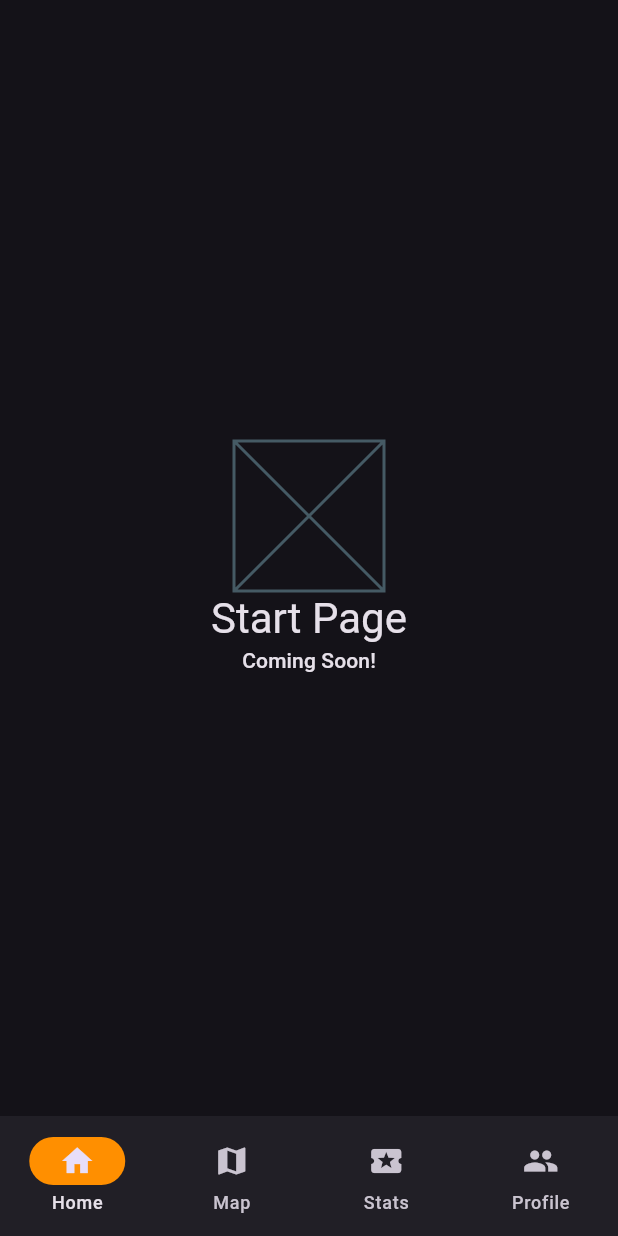
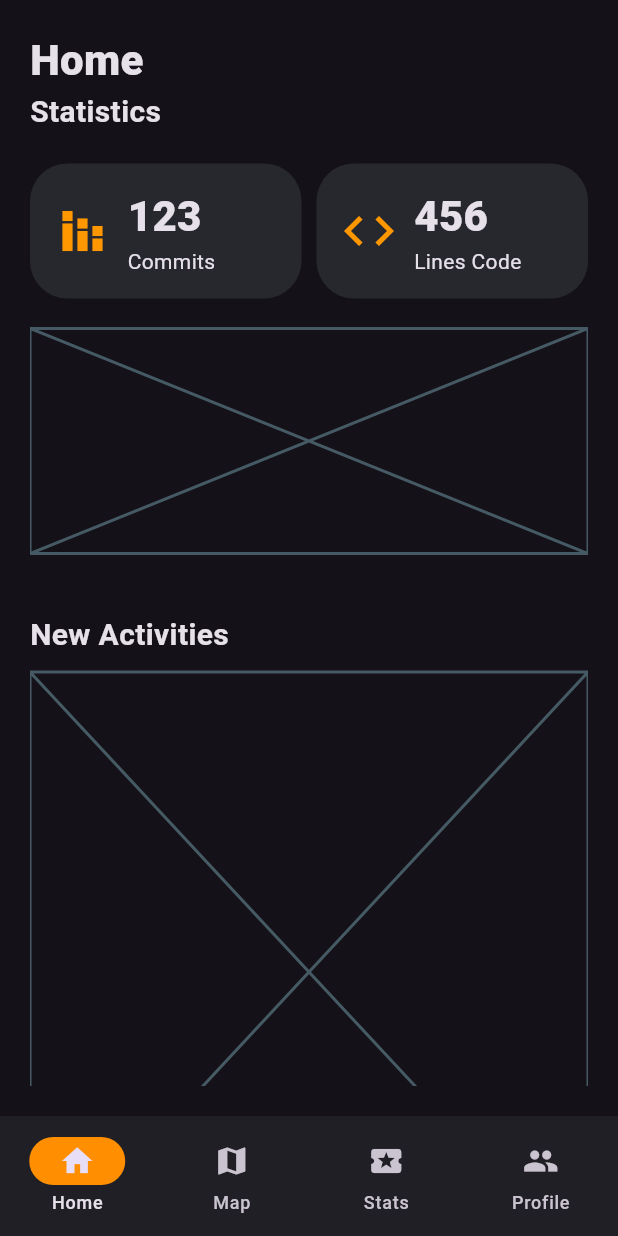
Before and after one commit to RaxoTheOne/mapz-batch2-app, a Flutter app: the screen it shows after launch, on a phone screen of 412 x 824 dp. Run offline on Flutter 3.47's test engine with Material 2 defaults, Android fonts, the phone set to English and light mode, and no system bars.

Commit message:
New styled startpage with temporary layout

```diff
--- a/lib/app.dart
+++ b/lib/app.dart
@@ -58,7 +58,7 @@ class _NavigationWrapperState extends State<NavigationWrapper> {
       ),
       body: SafeArea(
           child: <Widget>[
-        const StartPage(),
+        const StyledPage(),
         const MapPage(),
         const StatsPagewithlist(),
         const ProfilePage(),
@@ -172,3 +172,93 @@ class ProfilePage extends StatelessWidget {
     );
   }
 }
+
+// Neue Start Page mit Layout
+class StyledPage extends StatelessWidget {
+  const StyledPage({super.key});
+
+  @override
+  Widget build(BuildContext context) {
+    return Container(
+      padding: const EdgeInsets.all(20),
+      child: SingleChildScrollView(
+        child: Column(
+          crossAxisAlignment: CrossAxisAlignment.start,
+          children: [
+            const Text(
+              "Home",
+              style: TextStyle(
+                fontSize: 28,
+                fontWeight: FontWeight.w900,
+              ),
+            ),
+            const Text(
+              "Statistics",
+              style: TextStyle(
+                fontSize: 20,
+                fontWeight: FontWeight.bold,
+              ),
+            ),
+            const SizedBox(height: 20),
+            // Status Boxen
+            Row(
+              children: [
+                _statusBox("123", "Commits", Icons.stacked_bar_chart),
+                const SizedBox(width: 10),
+                _statusBox("456", "Lines Code", Icons.code),
+              ],
+            ),
+            const SizedBox(height: 20),
+            const SizedBox(
+              height: 150,
+              child: Placeholder(),
+            ),
+            const SizedBox(height: 40),
+            const Text(
+              "New Activities",
+              style: TextStyle(
+                fontSize: 20,
+                fontWeight: FontWeight.bold,
+              ),
+            ),
+            const SizedBox(height: 10),
+            const SizedBox(
+              height: 400,
+              child: Placeholder(),
+            )
+          ],
+        ),
+      ),
+    );
+  }
+}
+
+// Hilfsmethode zum Erstellen einer Status-Box
+Widget _statusBox(String number, String explanation, IconData iconData) {
+  return Expanded(
+    child: Container(
+      padding: const EdgeInsets.all(15),
+      decoration: BoxDecoration(
+        borderRadius: BorderRadius.circular(25),
+        color: Color.fromARGB(255, 39, 39, 46),
+      ),
+      child: Row(children: [
+        Icon(
+          iconData, // Verwendung des übergebenen Icon-Datenwertes
+          size: 40.0,
+          color: Colors.orange,
+        ),
+        const SizedBox(width: 10),
+        Column(
+          crossAxisAlignment: CrossAxisAlignment.start,
+          children: [
+            Text(number,
+                style:
+                    const TextStyle(fontSize: 28, fontWeight: FontWeight.w900)),
+            Text(explanation),
+          ],
+        )
+      ]),
+    ),
+  );
+}
```
